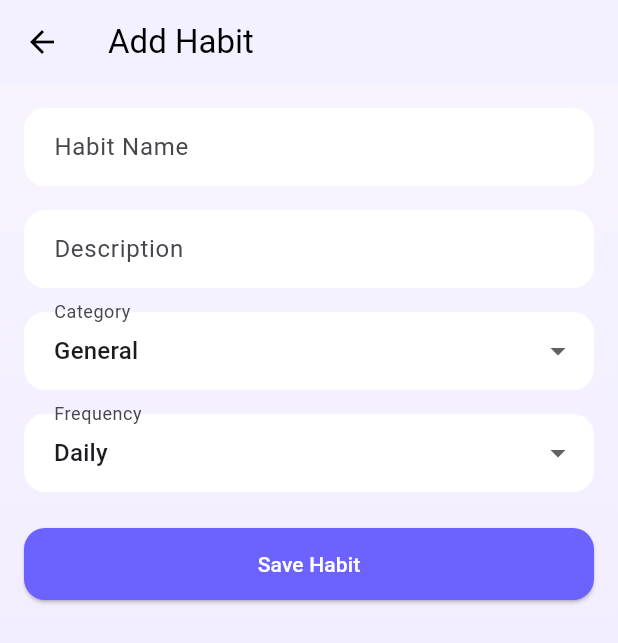
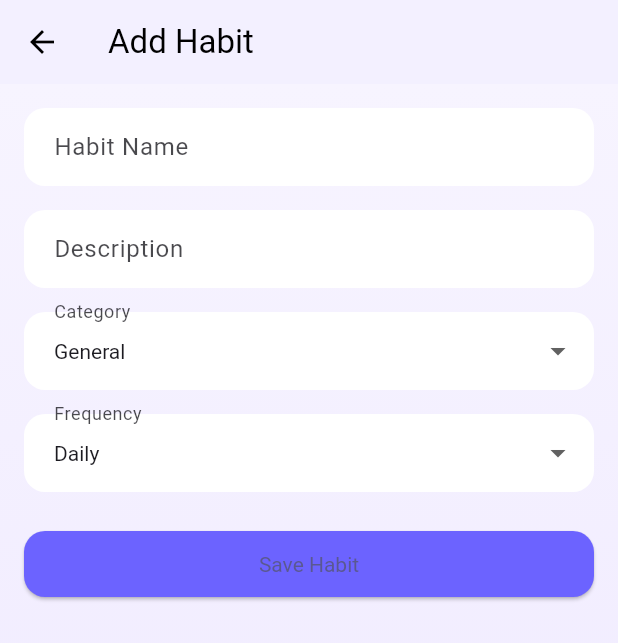
Before and after one commit to sanaul-writes-code/habit-mastery-league, a Flutter app: the AddHabitScreen screen opened directly, on a phone screen of 412 x 824 dp. Shown: the top 643 px of the screen. Run offline on Flutter 3.47's test engine with Material 3 defaults, Android fonts, the phone set to English and light mode, and no system bars; our stand-ins replace audioplayers, shared_preferences, sqflite; accounts and stored records are empty.

Commit message:
Fix input and button color contrast for Add Habit screen in dark mode

```diff
--- a/lib/screens/add_habit_screen.dart
+++ b/lib/screens/add_habit_screen.dart
@@ -116,20 +116,30 @@ class _AddHabitScreenState extends State<AddHabitScreen> {
               children: [
                 TextFormField(
                   controller: _nameController,
-                  decoration: const InputDecoration(
+                  decoration: InputDecoration(
                     labelText: 'Habit Name',
-                    border: OutlineInputBorder(),
+                    border: const OutlineInputBorder(),
+                    filled: true,
+                    fillColor: Theme.of(context).inputDecorationTheme.fillColor ?? Theme.of(context).colorScheme.surface,
+                    labelStyle: TextStyle(color: Theme.of(context).colorScheme.onSurface.withOpacity(0.8)),
+                    hintStyle: TextStyle(color: Theme.of(context).colorScheme.onSurface.withOpacity(0.6)),
                   ),
+                  style: TextStyle(color: Theme.of(context).colorScheme.onSurface),
                   validator: (value) =>
                       value == null || value.isEmpty ? 'Enter a habit name' : null,
                 ),
                 const SizedBox(height: 16),
                 TextFormField(
                   controller: _descriptionController,
-                  decoration: const InputDecoration(
+                  decoration: InputDecoration(
                     labelText: 'Description',
-                    border: OutlineInputBorder(),
+                    border: const OutlineInputBorder(),
+                    filled: true,
+                    fillColor: Theme.of(context).inputDecorationTheme.fillColor ?? Theme.of(context).colorScheme.surface,
+                    labelStyle: TextStyle(color: Theme.of(context).colorScheme.onSurface.withOpacity(0.8)),
+                    hintStyle: TextStyle(color: Theme.of(context).colorScheme.onSurface.withOpacity(0.6)),
                   ),
+                  style: TextStyle(color: Theme.of(context).colorScheme.onSurface),
                 ),
                 const SizedBox(height: 16),
                 DropdownButtonFormField<String>(
@@ -138,17 +148,22 @@ class _AddHabitScreenState extends State<AddHabitScreen> {
                       .map(
                         (cat) => DropdownMenuItem(
                           value: cat,
-                          child: Text(cat),
+                          child: Text(cat, style: TextStyle(color: Theme.of(context).colorScheme.onSurface)),
                         ),
                       )
                       .toList(),
                   onChanged: (value) {
                     setState(() => _selectedCategory = value!);
                   },
-                  decoration: const InputDecoration(
+                  decoration: InputDecoration(
                     labelText: 'Category',
-                    border: OutlineInputBorder(),
+                    border: const OutlineInputBorder(),
+                    filled: true,
+                    fillColor: Theme.of(context).inputDecorationTheme.fillColor ?? Theme.of(context).colorScheme.surface,
+                    labelStyle: TextStyle(color: Theme.of(context).colorScheme.onSurface.withOpacity(0.8)),
                   ),
+                  dropdownColor: Theme.of(context).colorScheme.surface,
+                  style: TextStyle(color: Theme.of(context).colorScheme.onSurface),
                 ),
                 const SizedBox(height: 16),
                 DropdownButtonFormField<String>(
@@ -157,21 +172,30 @@ class _AddHabitScreenState extends State<AddHabitScreen> {
                       .map(
                         (freq) => DropdownMenuItem(
                           value: freq,
-                          child: Text(freq),
+                          child: Text(freq, style: TextStyle(color: Theme.of(context).colorScheme.onSurface)),
                         ),
                       )
                       .toList(),
                   onChanged: (value) {
                     setState(() => _selectedFrequency = value!);
                   },
-                  decoration: const InputDecoration(
+                  decoration: InputDecoration(
                     labelText: 'Frequency',
-                    border: OutlineInputBorder(),
+                    border: const OutlineInputBorder(),
+                    filled: true,
+                    fillColor: Theme.of(context).inputDecorationTheme.fillColor ?? Theme.of(context).colorScheme.surface,
+                    labelStyle: TextStyle(color: Theme.of(context).colorScheme.onSurface.withOpacity(0.8)),
                   ),
+                  dropdownColor: Theme.of(context).colorScheme.surface,
+                  style: TextStyle(color: Theme.of(context).colorScheme.onSurface),
                 ),
                 const SizedBox(height: 24),
                 ElevatedButton(
                   onPressed: _saveHabit,
+                  style: ElevatedButton.styleFrom(
+                    foregroundColor: Theme.of(context).colorScheme.primary,
+                    textStyle: TextStyle(color: Theme.of(context).colorScheme.primary),
+                  ),
                   child: Text(_isEditing ? 'Update Habit' : 'Save Habit'),
                 ),
               ],
--- a/lib/screens/statistics_screen.dart
+++ b/lib/screens/statistics_screen.dart
@@ -26,9 +26,12 @@ class _StatisticsScreenState extends State<StatisticsScreen> {
 
   Future<void> _loadStats() async {
     final totalHabits = await DatabaseHelper.instance.getTotalHabitsCount();
-    final completedToday = await DatabaseHelper.instance.getCompletedTodayCount();
-    final totalCompletions = await DatabaseHelper.instance.getTotalCompletionCount();
-    final longestStreak = await DatabaseHelper.instance.getLongestStreakAcrossHabits();
+    final completedToday = await DatabaseHelper.instance
+        .getCompletedTodayCount();
+    final totalCompletions = await DatabaseHelper.instance
+        .getTotalCompletionCount();
+    final longestStreak = await DatabaseHelper.instance
+        .getLongestStreakAcrossHabits();
 
     if (!mounted) return;
 
@@ -66,7 +69,9 @@ class _StatisticsScreenState extends State<StatisticsScreen> {
                     title,
                     style: TextStyle(
                       fontSize: 14,
-                      color: Theme.of(context).colorScheme.onBackground.withOpacity(0.7),
+                      color: Theme.of(
+                        context,
+                      ).colorScheme.onBackground.withOpacity(0.7),
                     ),
                   ),
                   const SizedBox(height: 6),
@@ -94,16 +99,11 @@ class _StatisticsScreenState extends State<StatisticsScreen> {
     const amberAccent = Color(0xFFFFB74D);
 
     return Scaffold(
-      appBar: AppBar(
-        title: const Text('Statistics'),
-      ),
+      appBar: AppBar(title: const Text('Statistics')),
       body: Container(
         decoration: const BoxDecoration(
           gradient: LinearGradient(
-            colors: [
-              Color(0xFFF7F4FF),
-              Color(0xFFEDE7FF),
-            ],
+            colors: [Color(0xFFF7F4FF), Color(0xFFEDE7FF)],
             begin: Alignment.topCenter,
             end: Alignment.bottomCenter,
           ),
@@ -122,7 +122,9 @@ class _StatisticsScreenState extends State<StatisticsScreen> {
                     'A quick look at your habit performance.',
                     style: TextStyle(
                       fontSize: 15,
-                      color: Theme.of(context).colorScheme.onBackground.withOpacity(0.7),
+                      color: Theme.of(
+                        context,
+                      ).colorScheme.onBackground.withOpacity(0.7),
                     ),
                   ),
                   const SizedBox(height: 20),
```
Also changed, not shown: pubspec.lock.
